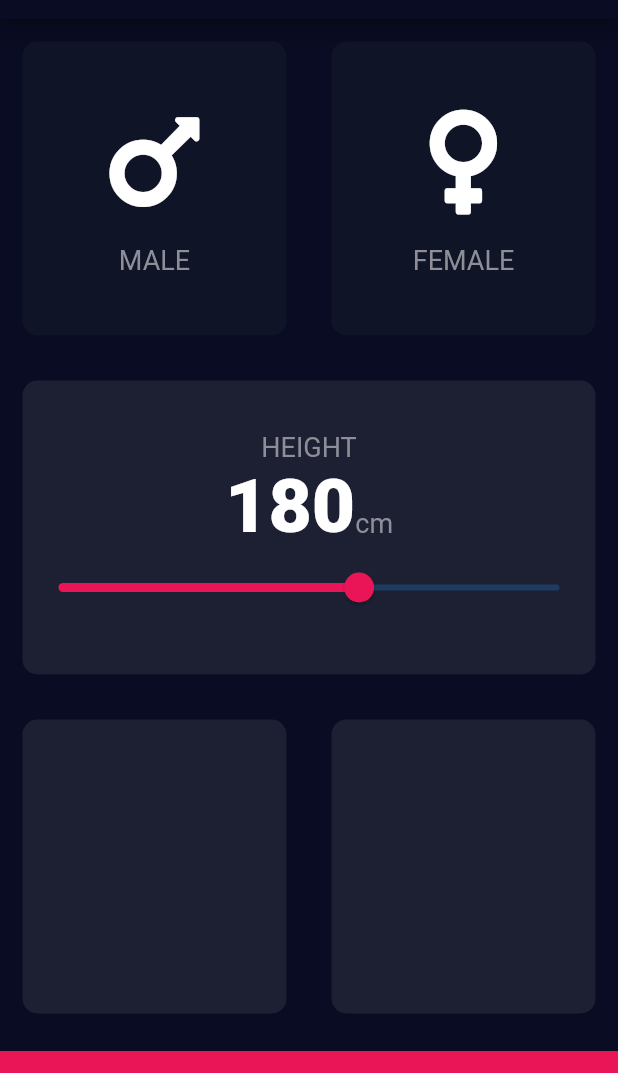
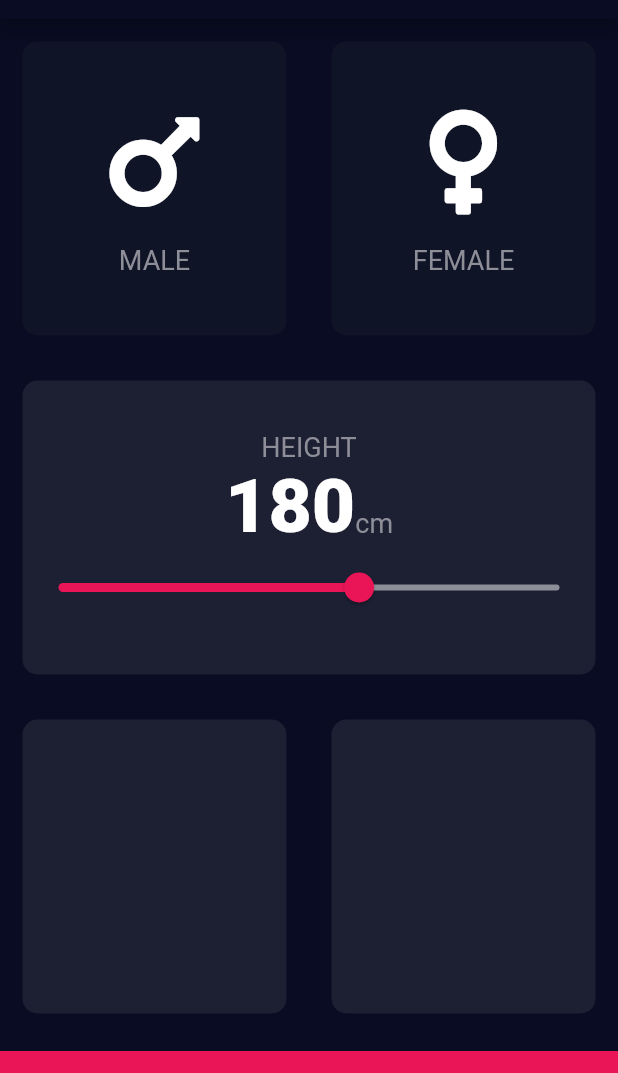
Before and after one commit to Oyekunle-Mark/rango_bmi_calc, a Flutter app: the screen it shows after launch, on a phone screen of 412 x 824 dp, the part 65-1138 px from its top. Run offline on Flutter 3.47's test engine with Material 2 defaults, Android fonts, the phone set to English and light mode, and no system bars; our stand-ins replace font_awesome_flutter.

Commit message:
Completed the slider and slider stylesl

```diff
--- a/lib/input_page.dart
+++ b/lib/input_page.dart
@@ -95,6 +95,7 @@ class _InputPageState extends State<InputPage> {
                       min: 120.0,
                       max: 220.0,
                       activeColor: kBorderContainerColor,
+                      inactiveColor: kGrayColor,
                       onChanged: (double newValue) {
                         setState(() {
                           height = newValue.toInt();
```
